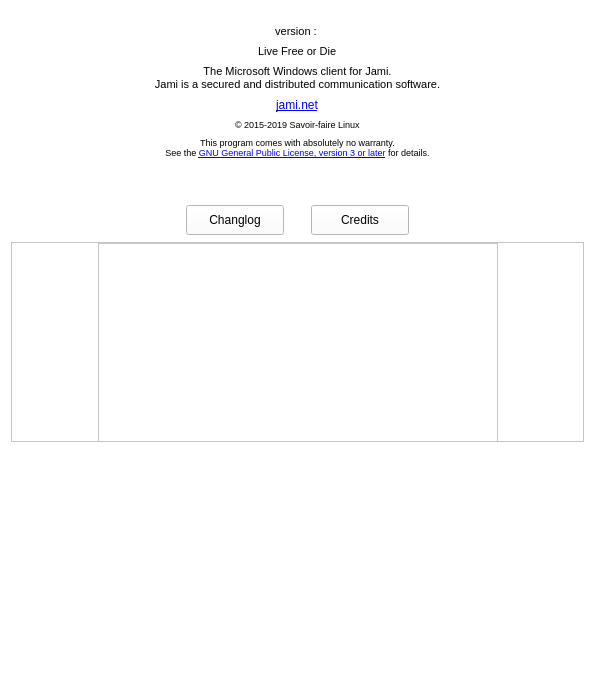
Old version of the form aboutdialog.ui in the repository savoirfairelinux/jami-client-windows.
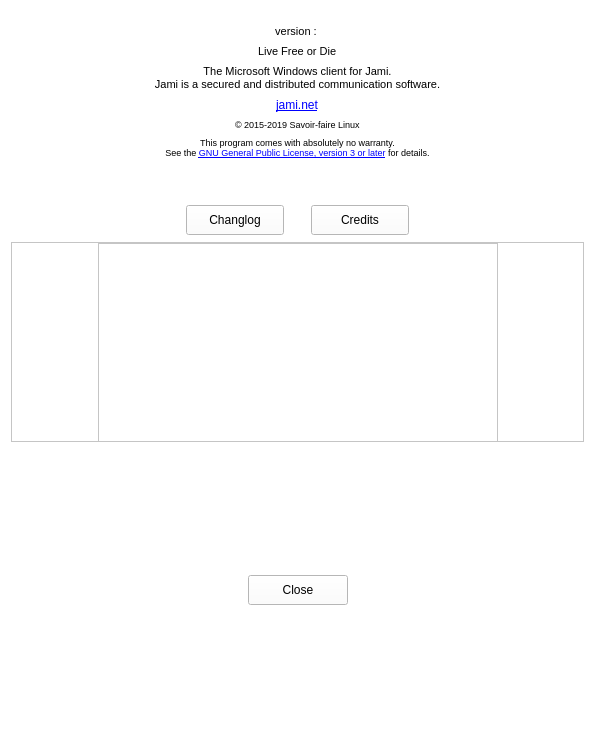
New version of the form. Icons and pictures are not drawn.

Commit message: aboutdialog: enable the close action for the about dialog

What changed in the file:
```diff
--- a/aboutdialog.ui
+++ b/aboutdialog.ui
@@ -7,7 +7,7 @@
     <x>0</x>
     <y>0</y>
     <width>595</width>
-    <height>684</height>
+    <height>749</height>
    </rect>
   </property>
   <property name="sizePolicy">
@@ -868,6 +868,80 @@
      </layout>
     </widget>
    </item>
+   <item>
+    <spacer name="verticalSpacer_3">
+     <property name="orientation">
+      <enum>Qt::Vertical</enum>
+     </property>
+     <property name="sizeType">
+      <enum>QSizePolicy::Expanding</enum>
+     </property>
+     <property name="sizeHint" stdset="0">
+      <size>
+       <width>20</width>
+       <height>40</height>
+      </size>
+     </property>
+    </spacer>
+   </item>
+   <item>
+    <layout class="QHBoxLayout" name="horizontalLayout_3">
+     <property name="spacing">
+      <number>0</number>
+     </property>
+     <item>
+      <spacer name="horizontalSpacer_6">
+       <property name="orientation">
+        <enum>Qt::Horizontal</enum>
+       </property>
+       <property name="sizeHint" stdset="0">
+        <size>
+         <width>40</width>
+         <height>20</height>
+        </size>
+       </property>
+      </spacer>
+     </item>
+     <item>
+      <widget class="QPushButton" name="closeAboutDialogButton">
+       <property name="sizePolicy">
+        <sizepolicy hsizetype="MinimumExpanding" vsizetype="MinimumExpanding">
+         <horstretch>0</horstretch>
+         <verstretch>0</verstretch>
+        </sizepolicy>
+       </property>
+       <property name="minimumSize">
+        <size>
+         <width>100</width>
+         <height>30</height>
+        </size>
+       </property>
+       <property name="maximumSize">
+        <size>
+         <width>100</width>
+         <height>30</height>
+        </size>
+       </property>
+       <property name="text">
+        <string>Close</string>
+       </property>
+      </widget>
+     </item>
+     <item>
+      <spacer name="horizontalSpacer_7">
+       <property name="orientation">
+        <enum>Qt::Horizontal</enum>
+       </property>
+       <property name="sizeHint" stdset="0">
+        <size>
+         <width>40</width>
+         <height>20</height>
+        </size>
+       </property>
+      </spacer>
+     </item>
+    </layout>
+   </item>
    <item>
     <spacer name="verticalSpacer_2">
      <property name="orientation">
```
The commit also changes 3 other files.
